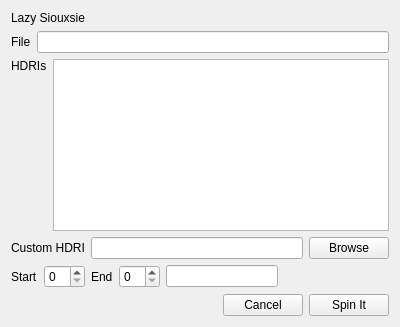
Qt form v1.0.0/python/lazy_siouxsie/ui/lazy_siouxsie_ui.ui (SleepDeprivedVFX/lazy_siouxsie) before a commit.
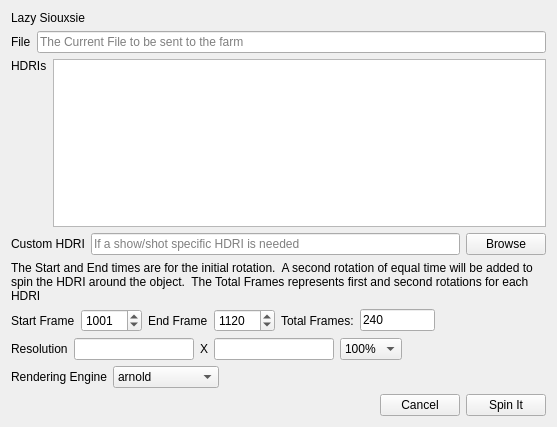
The same form after that commit.

Patch:
```diff
--- a/v1.0.0/python/lazy_siouxsie/ui/lazy_siouxsie_ui.ui
+++ b/v1.0.0/python/lazy_siouxsie/ui/lazy_siouxsie_ui.ui
@@ -6,8 +6,8 @@
    <rect>
     <x>0</x>
     <y>0</y>
-    <width>400</width>
-    <height>327</height>
+    <width>557</width>
+    <height>427</height>
    </rect>
   </property>
   <property name="windowTitle">
@@ -31,7 +31,11 @@
       </widget>
      </item>
      <item>
-      <widget class="QLineEdit" name="file_path"/>
+      <widget class="QLineEdit" name="file_path">
+       <property name="placeholderText">
+        <string>The Current File to be sent to the farm</string>
+       </property>
+      </widget>
      </item>
     </layout>
    </item>
@@ -72,7 +76,11 @@
       </widget>
      </item>
      <item>
-      <widget class="QLineEdit" name="custom_hdri"/>
+      <widget class="QLineEdit" name="custom_hdri">
+       <property name="placeholderText">
+        <string>If a show/shot specific HDRI is needed</string>
+       </property>
+      </widget>
      </item>
      <item>
       <widget class="QPushButton" name="browse_btn">
@@ -83,30 +91,74 @@
      </item>
     </layout>
    </item>
+   <item>
+    <widget class="QLabel" name="frame_statement">
+     <property name="text">
+      <string>The Start and End times are for the initial rotation.  A second rotation of equal time will be added to spin the HDRI around the object.  The Total Frames represents first and second rotations for each HDRI</string>
+     </property>
+     <property name="wordWrap">
+      <bool>true</bool>
+     </property>
+    </widget>
+   </item>
    <item>
     <layout class="QHBoxLayout" name="horizontalLayout_2">
      <item>
       <widget class="QLabel" name="startLabel">
        <property name="text">
-        <string>Start</string>
+        <string>Start Frame</string>
        </property>
       </widget>
      </item>
      <item>
-      <widget class="QSpinBox" name="startFrame"/>
+      <widget class="QSpinBox" name="startFrame">
+       <property name="maximum">
+        <number>50000</number>
+       </property>
+       <property name="value">
+        <number>1001</number>
+       </property>
+      </widget>
      </item>
      <item>
       <widget class="QLabel" name="endLabel">
        <property name="text">
-        <string>End</string>
+        <string>End Frame</string>
        </property>
       </widget>
      </item>
      <item>
-      <widget class="QSpinBox" name="endFrame"/>
+      <widget class="QSpinBox" name="endFrame">
+       <property name="maximum">
+        <number>50000</number>
+       </property>
+       <property name="value">
+        <number>1120</number>
+       </property>
+      </widget>
      </item>
      <item>
-      <widget class="QLineEdit" name="total_frames"/>
+      <widget class="QLabel" name="totalFrameLabel">
+       <property name="text">
+        <string>Total Frames:</string>
+       </property>
+      </widget>
+     </item>
+     <item>
+      <widget class="QLineEdit" name="total_frames">
+       <property name="maximumSize">
+        <size>
+         <width>75</width>
+         <height>16777215</height>
+        </size>
+       </property>
+       <property name="text">
+        <string>240</string>
+       </property>
+       <property name="readOnly">
+        <bool>false</bool>
+       </property>
+      </widget>
      </item>
      <item>
       <spacer name="horizontalSpacer_2">
@@ -123,6 +175,153 @@
      </item>
     </layout>
    </item>
+   <item>
+    <layout class="QHBoxLayout" name="horizontalLayout_6">
+     <item>
+      <widget class="QLabel" name="resolution_label">
+       <property name="text">
+        <string>Resolution</string>
+       </property>
+      </widget>
+     </item>
+     <item>
+      <widget class="QLineEdit" name="res_width">
+       <property name="maximumSize">
+        <size>
+         <width>120</width>
+         <height>16777215</height>
+        </size>
+       </property>
+       <property name="maxLength">
+        <number>8</number>
+       </property>
+      </widget>
+     </item>
+     <item>
+      <widget class="QLabel" name="x_label">
+       <property name="text">
+        <string>X</string>
+       </property>
+      </widget>
+     </item>
+     <item>
+      <widget class="QLineEdit" name="res_height">
+       <property name="maximumSize">
+        <size>
+         <width>120</width>
+         <height>16777215</height>
+        </size>
+       </property>
+       <property name="maxLength">
+        <number>8</number>
+       </property>
+      </widget>
+     </item>
+     <item>
+      <widget class="QComboBox" name="res_scale">
+       <property name="currentIndex">
+        <number>3</number>
+       </property>
+       <item>
+        <property name="text">
+         <string>25%</string>
+        </property>
+       </item>
+       <item>
+        <property name="text">
+         <string>50%</string>
+        </property>
+       </item>
+       <item>
+        <property name="text">
+         <string>75%</string>
+        </property>
+       </item>
+       <item>
+        <property name="text">
+         <string>100%</string>
+        </property>
+       </item>
+       <item>
+        <property name="text">
+         <string>150%</string>
+        </property>
+       </item>
+       <item>
+        <property name="text">
+         <string>200%</string>
+        </property>
+       </item>
+      </widget>
+     </item>
+     <item>
+      <spacer name="horizontalSpacer_3">
+       <property name="orientation">
+        <enum>Qt::Horizontal</enum>
+       </property>
+       <property name="sizeHint" stdset="0">
+        <size>
+         <width>40</width>
+         <height>20</height>
+        </size>
+       </property>
+      </spacer>
+     </item>
+    </layout>
+   </item>
+   <item>
+    <layout class="QHBoxLayout" name="horizontalLayout_7">
+     <item>
+      <widget class="QLabel" name="render_engine_label">
+       <property name="text">
+        <string>Rendering Engine</string>
+       </property>
+      </widget>
+     </item>
+     <item>
+      <widget class="QComboBox" name="rendering_engine">
+       <item>
+        <property name="text">
+         <string>arnold</string>
+        </property>
+       </item>
+       <item>
+        <property name="text">
+         <string>vray</string>
+        </property>
+       </item>
+       <item>
+        <property name="text">
+         <string>redshift</string>
+        </property>
+       </item>
+       <item>
+        <property name="text">
+         <string>renderman</string>
+        </property>
+       </item>
+       <item>
+        <property name="text">
+         <string>mayasoftware</string>
+        </property>
+       </item>
+      </widget>
+     </item>
+     <item>
+      <spacer name="horizontalSpacer_4">
+       <property name="orientation">
+        <enum>Qt::Horizontal</enum>
+       </property>
+       <property name="sizeHint" stdset="0">
+        <size>
+         <width>40</width>
+         <height>20</height>
+        </size>
+       </property>
+      </spacer>
+     </item>
+    </layout>
+   </item>
    <item>
     <layout class="QHBoxLayout" name="horizontalLayout_4">
      <item>
```
